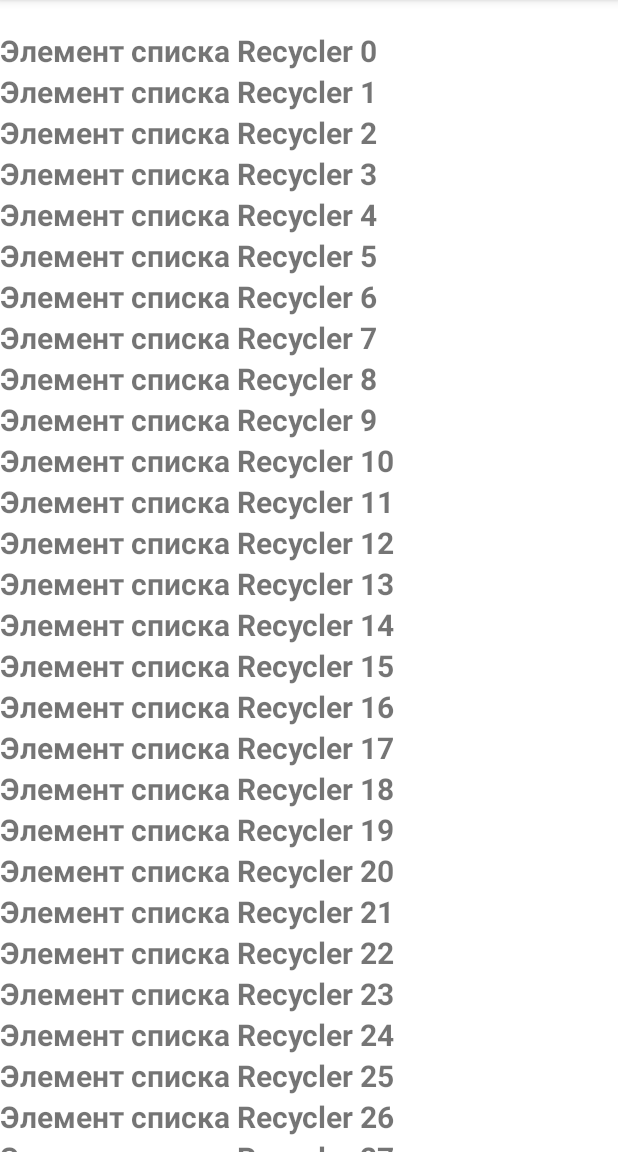
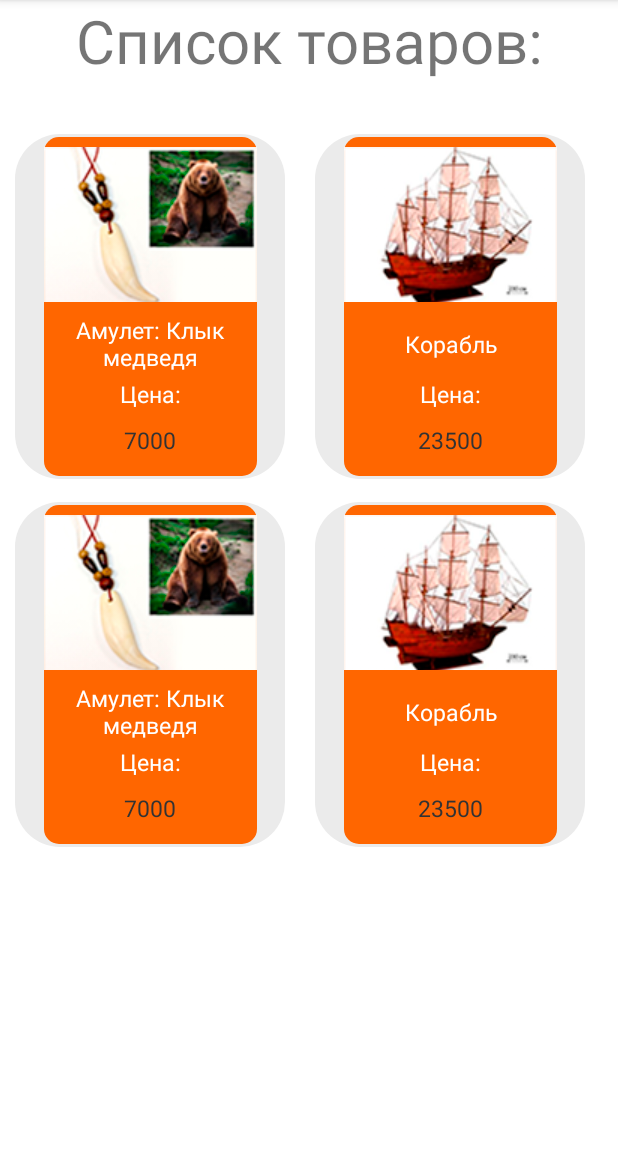
Before and after one commit to AndreyZhunenko/Recycler_view_simple_project, an Android app: the screen it shows after launch (MainActivity), on a phone screen of 412 x 824 dp, the part 84-1236 px from its top. Run offline under Robolectric (Android 15) with nearby library versions, the phone set to English and light mode, and no system bars.

Commit message:
Ready elements for list of goods.

```diff
--- /dev/null
+++ b/app/src/main/java/com/example/my_recyclerview_app/CreateValueOfElementOfListGoods.java
@@ -0,0 +1,45 @@
+package com.example.my_recyclerview_app;
+
+import android.view.View;
+import android.widget.ImageView;
+import android.widget.TextView;
+
+import androidx.recyclerview.widget.RecyclerView;
+
+public class CreateValueOfElementOfListGoods extends RecyclerView.ViewHolder {
+    ImageView ImageProduct;
+    TextView NameProduct;
+    TextView PriceProduct;
+
+    ImageView ImageProduct2;
+    TextView NameProduct2;
+    TextView PriceProduct2;
+
+    public CreateValueOfElementOfListGoods(View itemView){
+        super(itemView);
+
+        ImageProduct = itemView.findViewById(R.id.ImageProduct_id);
+        NameProduct = itemView.findViewById(R.id.NameProduct_id);
+        PriceProduct = itemView.findViewById(R.id.PriceProduct_id);
+
+        ImageProduct2 = itemView.findViewById(R.id.ImageProduct2_id);
+        NameProduct2 = itemView.findViewById(R.id.NameProduct2_id);
+        PriceProduct2 = itemView.findViewById(R.id.PriceProduct2_id);
+    }
+
+
+    public void WriteValues_into_product1(Product_structure my_product1){
+        ImageProduct.setImageResource(R.drawable.image_product1);
+        NameProduct.setText(my_product1.productName);
+        PriceProduct.setText(String.valueOf(my_product1.productPrice));
+
+    }
+    public void WriteValues_into_product2(Product_structure my_product2){
+        ImageProduct2.setImageResource(R.drawable.image_product2);
+        NameProduct2.setText(my_product2.productName);
+        PriceProduct2.setText(String.valueOf(my_product2.productPrice));
+    }
+
+
+
+}
--- a/app/src/main/java/com/example/my_recyclerview_app/JustDoItAdapter.java
+++ b/app/src/main/java/com/example/my_recyclerview_app/JustDoItAdapter.java
@@ -7,32 +7,39 @@ import android.view.ViewGroup;
 import android.widget.TextView;
 
 import androidx.annotation.NonNull;
+import androidx.annotation.StringRes;
 import androidx.recyclerview.widget.RecyclerView;
 
-public class JustDoItAdapter extends RecyclerView.Adapter<JustDoItAdapter.JustDoItViewHolder> {
+public class JustDoItAdapter extends RecyclerView.Adapter<CreateValueOfElementOfListGoods> {
     private  static int viewHolderCount;
     private int numberItems;
     public JustDoItAdapter(int numberItems){
         this.numberItems = numberItems;
         viewHolderCount = 0;
     }
+
+
     @Override
-    public JustDoItViewHolder onCreateViewHolder( ViewGroup parent, int viewType) {
+    public CreateValueOfElementOfListGoods onCreateViewHolder( ViewGroup parent, int viewType) {
         Context context = parent.getContext();
         int layoutIdForListItem = R.layout.item_of_recyclerview;
 
         LayoutInflater inflater = LayoutInflater.from(context);
         View view = inflater.inflate(layoutIdForListItem, parent, false);
-        JustDoItViewHolder myViewHolder = new JustDoItViewHolder(view);
-        myViewHolder.ViewHolderIndex.setText("Элемент списка Recycler " + viewHolderCount);
+        CreateValueOfElementOfListGoods myViewHolder = new CreateValueOfElementOfListGoods(view);
+        //JustDoItViewHolder myViewHolder = new JustDoItViewHolder(view);
+        Product_structure myProductOne = new Product_structure("Амулет: Клык медведя", "7000");
+        myViewHolder.WriteValues_into_product1(myProductOne);
+
+        Product_structure myProductTwo = new Product_structure("Корабль", "23500");
+        myViewHolder.WriteValues_into_product2(myProductTwo);
         viewHolderCount++;
 
         return myViewHolder;
     }
 
     @Override
-    public void onBindViewHolder( JustDoItViewHolder holder, int position) {
-        holder.bind(position);
+    public void onBindViewHolder( CreateValueOfElementOfListGoods holder, int position) {
     }
 
     @Override
@@ -40,18 +47,5 @@ public class JustDoItAdapter extends RecyclerView.Adapter<JustDoItAdapter.JustDo
         return numberItems;
     }
 
-    class JustDoItViewHolder extends RecyclerView.ViewHolder{
-        //TextView BodyItemList;
-        TextView ViewHolderIndex;
 
-        public JustDoItViewHolder(View itemView) {
-            super(itemView);
-
-           // BodyItemList = itemView.findViewById(R.id.BodyItemOfList_id);
-            ViewHolderIndex = itemView.findViewById(R.id.tv_view_holder_number);
-        }
-        void bind(int listIndex){
-           // BodyItemList.setText(String.valueOf(listIndex));
-        }
-    }
 }
--- a/app/src/main/java/com/example/my_recyclerview_app/MainActivity.java
+++ b/app/src/main/java/com/example/my_recyclerview_app/MainActivity.java
@@ -8,7 +8,7 @@ import android.os.Bundle;
 
 public class MainActivity extends AppCompatActivity {
 
-    RecyclerView JustDoIT;
+    RecyclerView List_of_goods;
     private  JustDoItAdapter myAdapter;
 
     @Override
@@ -16,13 +16,13 @@ public class MainActivity extends AppCompatActivity {
         super.onCreate(savedInstanceState);
         setContentView(R.layout.activity_main);
 
-        JustDoIT = findViewById(R.id.JustDoIT_id);
+        List_of_goods = findViewById(R.id.List_of_goods_id);
 
         LinearLayoutManager layoutManager = new LinearLayoutManager(this);
-        JustDoIT.setLayoutManager(layoutManager);
-        JustDoIT.setHasFixedSize(true);
+        List_of_goods.setLayoutManager(layoutManager);
+        List_of_goods.setHasFixedSize(true);
 
-        myAdapter = new JustDoItAdapter(30);
-        JustDoIT.setAdapter(myAdapter);
+        myAdapter = new JustDoItAdapter(2);
+        List_of_goods.setAdapter(myAdapter);
     }
 }
--- /dev/null
+++ b/app/src/main/java/com/example/my_recyclerview_app/Product_structure.java
@@ -0,0 +1,14 @@
+package com.example.my_recyclerview_app;
+
+public class Product_structure {
+    String productName;
+   // String productPNT;
+    String productPrice;
+    //double productPrice;
+
+
+    public Product_structure(String productName, String productPrice){
+        this.productName = productName;
+        this.productPrice = productPrice;
+    }
+}
--- /dev/null
+++ b/app/src/main/res/drawable/styles_for_main_part_of_product.xml
@@ -0,0 +1,11 @@
+<?xml version="1.0" encoding="utf-8"?>
+<selector xmlns:android="http://schemas.android.com/apk/res/android">
+
+    <item>
+        <shape android:shape="rectangle">
+            <corners android:radius="10dp"/>
+            <solid android:color="@color/OrangeColor"/>
+        </shape>
+    </item>
+
+</selector>
--- /dev/null
+++ b/app/src/main/res/drawable/styles_for_product_element.xml
@@ -0,0 +1,11 @@
+<?xml version="1.0" encoding="utf-8"?>
+<selector xmlns:android="http://schemas.android.com/apk/res/android">
+
+    <item>
+        <shape android:shape="rectangle">
+            <corners android:radius="30dp"/>
+            <solid android:color="@color/CategoriesOfGoods"/>
+        </shape>
+    </item>
+
+</selector>
--- a/app/src/main/res/layout/activity_main.xml
+++ b/app/src/main/res/layout/activity_main.xml
@@ -1,11 +1,21 @@
 <?xml version="1.0" encoding="utf-8"?>
 <RelativeLayout xmlns:android="http://schemas.android.com/apk/res/android"
     android:layout_gravity="center"
+    android:background="@color/white"
     android:layout_width="match_parent"
     android:layout_height="match_parent">
 
+    <TextView
+        android:id="@+id/TitleId"
+        android:gravity="center"
+        android:text="@string/TitleApp"
+        android:textSize="40sp"
+        android:layout_width="match_parent"
+        android:layout_height="wrap_content">
+    </TextView>
+
     <androidx.recyclerview.widget.RecyclerView
-        android:id="@+id/JustDoIT_id"
+        android:id="@+id/List_of_goods_id"
         android:layout_marginTop="20dp"
         android:layout_below="@+id/TitleId"
         android:layout_width="match_parent"
--- a/app/src/main/res/layout/item_of_recyclerview.xml
+++ b/app/src/main/res/layout/item_of_recyclerview.xml
@@ -4,13 +4,127 @@
     android:layout_width="match_parent"
     android:layout_height="wrap_content">
 
-    <TextView
-        android:id="@+id/tv_view_holder_number"
-        android:textSize="20sp"
-        android:textStyle="bold"
-        android:layout_gravity="center_vertical|end"
+
+    <LinearLayout
+        android:layout_marginStart="10dp"
+        android:layout_marginTop="15dp"
+        android:orientation="horizontal"
         android:layout_width="wrap_content"
         android:layout_height="wrap_content">
-    </TextView>
+
+        <LinearLayout
+            android:orientation="vertical"
+            android:background="@drawable/styles_for_product_element"
+            android:layout_width="180dp"
+            android:layout_height="230dp">
+            <LinearLayout
+                android:layout_marginTop="2dp"
+                android:orientation="vertical"
+                android:layout_marginStart="19dp"
+                android:background="@drawable/styles_for_main_part_of_product"
+                android:layout_width="142dp"
+                android:layout_height="226dp">
+                <LinearLayout
+                    android:orientation="vertical"
+                    android:layout_width="142dp"
+                    android:layout_height="110dp">
+                    <ImageView
+                        android:id="@+id/ImageProduct_id"
+                        android:layout_marginTop="5dp"
+                        android:layout_width="142dp"
+                        android:layout_height="110dp">
+                    </ImageView>
+                </LinearLayout>
+                <TextView
+                    android:id="@+id/NameProduct_id"
+                    android:layout_marginTop="5dp"
+                    android:gravity="center"
+                    android:textSize="15sp"
+                    android:textColor="@color/white"
+                    android:layout_width="142dp"
+                    android:layout_height="45dp">
+                </TextView>
+                <TextView
+                    android:layout_gravity="center"
+                    android:gravity="center"
+                    android:text="Цена:"
+                    android:textColor="@color/white"
+                    android:textSize="15sp"
+                    android:layout_width="wrap_content"
+                    android:layout_height="wrap_content">
+                </TextView>
+                <TextView
+                    android:id="@+id/PriceProduct_id"
+                    android:layout_marginTop="5dp"
+                    android:textSize="15sp"
+                    android:gravity="center"
+                    android:textColor="@color/TextColor"
+                    android:layout_width="142dp"
+                    android:layout_height="30dp">
+                </TextView>
+            </LinearLayout>
+        </LinearLayout>
+
+
+        <LinearLayout
+                android:layout_marginStart="20dp"
+                android:orientation="vertical"
+                android:background="@drawable/styles_for_product_element"
+                android:layout_width="180dp"
+                android:layout_height="230dp">
+            <LinearLayout
+                android:layout_marginTop="2dp"
+                android:orientation="vertical"
+                android:layout_marginStart="19dp"
+                android:background="@drawable/styles_for_main_part_of_product"
+                android:layout_width="142dp"
+                android:layout_height="226dp">
+                <LinearLayout
+                    android:orientation="vertical"
+                    android:layout_width="142dp"
+                    android:layout_height="110dp">
+                    <ImageView
+                        android:id="@+id/ImageProduct2_id"
+                        android:layout_marginTop="5dp"
+                        android:layout_width="142dp"
+                        android:layout_height="110dp">
+                    </ImageView>
+                </LinearLayout>
+                <TextView
+                    android:id="@+id/NameProduct2_id"
+                    android:layout_marginTop="5dp"
+                    android:gravity="center"
+                    android:textSize="15sp"
+                    android:textColor="@color/white"
+                    android:layout_width="142dp"
+                    android:layout_height="45dp">
+                </TextView>
+                <TextView
+                    android:layout_gravity="center"
+                    android:gravity="center"
+                    android:text="Цена:"
+                    android:textColor="@color/white"
+                    android:textSize="15sp"
+                    android:layout_width="wrap_content"
+                    android:layout_height="wrap_content">
+                </TextView>
+                <TextView
+                    android:id="@+id/PriceProduct2_id"
+                    android:layout_marginTop="5dp"
+                    android:textSize="15sp"
+                    android:gravity="center"
+                    android:textColor="@color/TextColor"
+                    android:layout_width="142dp"
+                    android:layout_height="30dp">
+                </TextView>
+            </LinearLayout>
+        </LinearLayout>
+
+
+
+
+
+
+    </LinearLayout>
 
 </LinearLayout>
--- a/app/src/main/res/values/colors.xml
+++ b/app/src/main/res/values/colors.xml
@@ -7,4 +7,9 @@
     <color name="teal_700">#FF018786</color>
     <color name="black">#FF000000</color>
     <color name="white">#FFFFFFFF</color>
+
+
+    <color name="CategoriesOfGoods">#EBEBEB</color>
+    <color name="OrangeColor">#FF6600</color>
+    <color name="TextColor">#333333</color>
 </resources>
--- a/app/src/main/res/values/strings.xml
+++ b/app/src/main/res/values/strings.xml
@@ -1,3 +1,5 @@
 <resources>
     <string name="app_name">My_RecyclerView_app</string>
+    <string name="TitleApp">"Список товаров:"</string>
+
 </resources>
```
Also changed, not shown: app/src/main/res/drawable/image_product1.png (added), app/src/main/res/drawable/image_product2.png (added).
